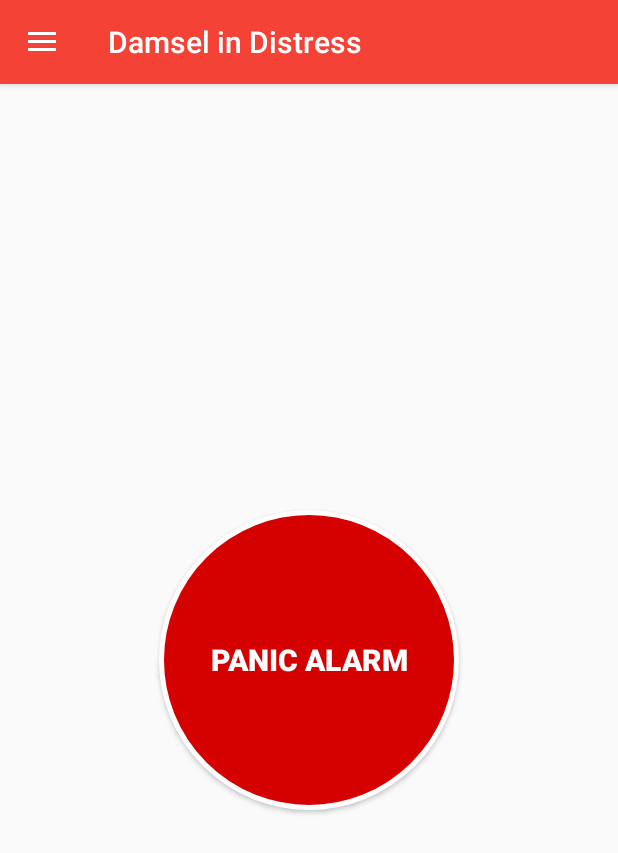
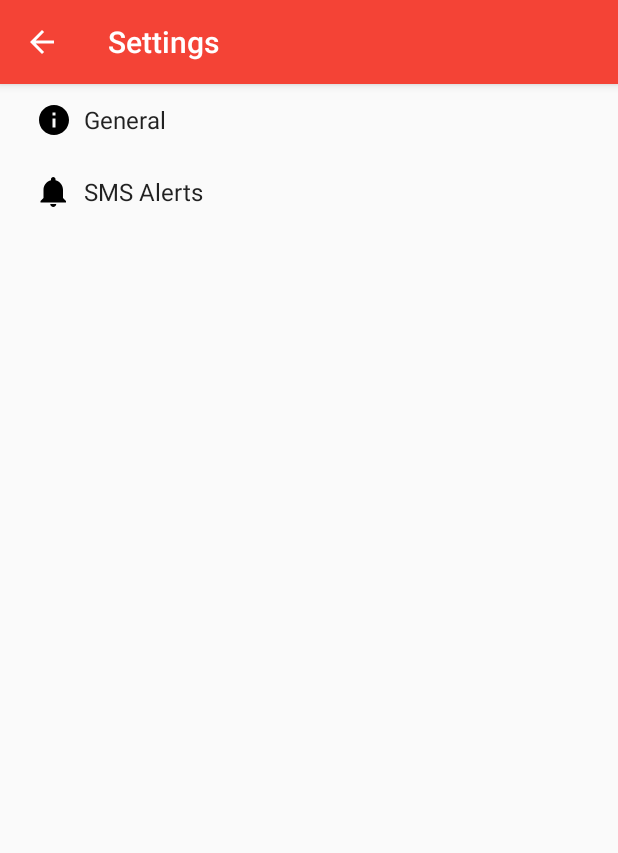
Before and after one commit to DevipriyaSarkar/Damsel-In-Distress, an Android app: the MainActivity screen opened directly, with no data from a screen before it, in the side drawer, after a tap on "Settings", on a phone screen of 412 x 824 dp. Shown: the top 853 px of the screen. Run offline under Robolectric (Android 15) with nearby library versions, the light colour scheme and no system bars; our stand-ins replace Firebase (no records; nobody signed in at launch, a user with empty details on screens opened directly).

Commit message:
feat: implement settings functionality

```diff
--- a/app/build.gradle
+++ b/app/build.gradle
@@ -10,6 +10,7 @@ android {
         targetSdkVersion 25
         versionCode 1
         versionName "1.0"
+        vectorDrawables.useSupportLibrary = true
     }
     buildTypes {
         release {
@@ -31,6 +32,7 @@ dependencies {
     compile 'com.android.volley:volley:1.0.0'
     compile 'com.google.firebase:firebase-database:10.0.1'
     compile 'com.google.code.gson:gson:2.6.2'
+    compile 'com.android.support:support-vector-drawable:25.0.1'
     testCompile 'junit:junit:4.12'
 }
 
--- a/app/src/main/java/com/teapink/damselindistress/activities/MainActivity.java
+++ b/app/src/main/java/com/teapink/damselindistress/activities/MainActivity.java
@@ -93,6 +93,10 @@ public class MainActivity extends AppCompatActivity
             }
         }
 
+        SharedPreferences sp = getSharedPreferences("LOGGED_USER", Context.MODE_PRIVATE);
+        String user = sp.getString("current_user", null);
+        Log.d(TAG, "Current User: " + user);
+
     }
 
     private void sendSMSMessage() {
@@ -149,14 +153,14 @@ public class MainActivity extends AppCompatActivity
     }
 
     public void logOut() {
-        SharedPreferences sp1 = getSharedPreferences("USER_LOGIN", MODE_PRIVATE);
+        SharedPreferences sp1 = getSharedPreferences("LOGGED_USER", MODE_PRIVATE);
         SharedPreferences sp2 = getSharedPreferences("FIRST_LAUNCH", MODE_PRIVATE);
 
         String currentUser = sp1.getString("current_user", null);
         if (currentUser != null) {
             Gson gson = new Gson();
             User user = gson.fromJson(currentUser, User.class);
-            user.getLocation().setAllowNotification(false);
+            user.getLocation().setAlertAllowed(false);
             // un-subscribe from SMS alerts when the user logs out
             DatabaseReference databaseRef;
             databaseRef = FirebaseDatabase.getInstance().getReference();
@@ -186,7 +190,8 @@ public class MainActivity extends AppCompatActivity
             // manage emergency contacts
         } else if (id == R.id.nav_settings) {
             // app settings
-
+            Intent intent = new Intent(getApplicationContext(), SettingsActivity.class);
+            startActivity(intent);
         } else if (id == R.id.nav_log_out) {
             logOut();
         } else if (id == R.id.nav_share) {
--- /dev/null
+++ b/app/src/main/java/com/teapink/damselindistress/utilities/AppCompatPreferenceActivity.java
@@ -0,0 +1,109 @@
+package com.teapink.damselindistress.utilities;
+
+import android.content.res.Configuration;
+import android.os.Bundle;
+import android.preference.PreferenceActivity;
+import android.support.annotation.LayoutRes;
+import android.support.annotation.Nullable;
+import android.support.v7.app.ActionBar;
+import android.support.v7.app.AppCompatDelegate;
+import android.support.v7.widget.Toolbar;
+import android.view.MenuInflater;
+import android.view.View;
+import android.view.ViewGroup;
+
+/**
+ * A {@link android.preference.PreferenceActivity} which implements and proxies the necessary calls
+ * to be used with AppCompat.
+ */
+public abstract class AppCompatPreferenceActivity extends PreferenceActivity {
+
+    private AppCompatDelegate mDelegate;
+
+    @Override
+    protected void onCreate(Bundle savedInstanceState) {
+        getDelegate().installViewFactory();
+        getDelegate().onCreate(savedInstanceState);
+        super.onCreate(savedInstanceState);
+    }
+
+    @Override
+    protected void onPostCreate(Bundle savedInstanceState) {
+        super.onPostCreate(savedInstanceState);
+        getDelegate().onPostCreate(savedInstanceState);
+    }
+
+    public ActionBar getSupportActionBar() {
+        return getDelegate().getSupportActionBar();
+    }
+
+    public void setSupportActionBar(@Nullable Toolbar toolbar) {
+        getDelegate().setSupportActionBar(toolbar);
+    }
+
+    @Override
+    public MenuInflater getMenuInflater() {
+        return getDelegate().getMenuInflater();
+    }
+
+    @Override
+    public void setContentView(@LayoutRes int layoutResID) {
+        getDelegate().setContentView(layoutResID);
+    }
+
+    @Override
+    public void setContentView(View view) {
+        getDelegate().setContentView(view);
+    }
+
+    @Override
+    public void setContentView(View view, ViewGroup.LayoutParams params) {
+        getDelegate().setContentView(view, params);
+    }
+
+    @Override
+    public void addContentView(View view, ViewGroup.LayoutParams params) {
+        getDelegate().addContentView(view, params);
+    }
+
+    @Override
+    protected void onPostResume() {
+        super.onPostResume();
+        getDelegate().onPostResume();
+    }
+
+    @Override
+    protected void onTitleChanged(CharSequence title, int color) {
+        super.onTitleChanged(title, color);
+        getDelegate().setTitle(title);
+    }
+
+    @Override
+    public void onConfigurationChanged(Configuration newConfig) {
+        super.onConfigurationChanged(newConfig);
+        getDelegate().onConfigurationChanged(newConfig);
+    }
+
+    @Override
+    protected void onStop() {
+        super.onStop();
+        getDelegate().onStop();
+    }
+
+    @Override
+    protected void onDestroy() {
+        super.onDestroy();
+        getDelegate().onDestroy();
+    }
+
+    public void invalidateOptionsMenu() {
+        getDelegate().invalidateOptionsMenu();
+    }
+
+    private AppCompatDelegate getDelegate() {
+        if (mDelegate == null) {
+            mDelegate = AppCompatDelegate.create(this, null);
+        }
+        return mDelegate;
+    }
+}
--- /dev/null
+++ b/app/src/main/res/drawable/ic_info_black_24dp.xml
@@ -0,0 +1,9 @@
+<vector xmlns:android="http://schemas.android.com/apk/res/android"
+    android:width="24dp"
+    android:height="24dp"
+    android:viewportHeight="24.0"
+    android:viewportWidth="24.0">
+    <path
+        android:fillColor="#FF000000"
+        android:pathData="M12,2C6.48,2 2,6.48 2,12s4.48,10 10,10 10,-4.48 10,-10S17.52,2 12,2zm1,15h-2v-6h2v6zm0,-8h-2V7h2v2z" />
+</vector>
--- /dev/null
+++ b/app/src/main/res/drawable/ic_notifications_black_24dp.xml
@@ -0,0 +1,9 @@
+<vector xmlns:android="http://schemas.android.com/apk/res/android"
+    android:width="24dp"
+    android:height="24dp"
+    android:viewportHeight="24.0"
+    android:viewportWidth="24.0">
+    <path
+        android:fillColor="#FF000000"
+        android:pathData="M11.5,22c1.1,0 2,-0.9 2,-2h-4c0,1.1 0.9,2 2,2zm6.5,-6v-5.5c0,-3.07 -2.13,-5.64 -5,-6.32V3.5c0,-0.83 -0.67,-1.5 -1.5,-1.5S10,2.67 10,3.5v0.68c-2.87,0.68 -5,3.25 -5,6.32V16l-2,2v1h17v-1l-2,-2z" />
+</vector>
--- a/app/src/main/res/values/strings.xml
+++ b/app/src/main/res/values/strings.xml
@@ -44,4 +44,24 @@
     <string name="verification_code">Verification Code</string>
     <string name="verify_btn_text">Verify</string>
     <string name="error_incorrect_credentials">Could not verify.</string>
+    <string name="title_activity_settings">Settings</string>
+
+    <!-- Strings related to Settings -->
+
+    <!-- General Settings -->
+    <string name="pref_header_general">General</string>
+
+    <string name="pref_title_display_name">Display name</string>
+    <string name="pref_default_display_name">Unknown</string>
+
+    <string name="pref_title_phone_number">Phone Number</string>
+    <string name="pref_default_phone_number">null</string>
+
+    <!-- SMS Alert Settings -->
+    <string name="pref_header_alert">SMS Alerts</string>
+
+    <string name="pref_title_text_alert">Receive SMS Alerts</string>
+    <string name="pref_summary_text_alert_on">Receive SMS alerts from other Damsels around you in danger</string>
+    <string name="pref_summary_text_alert_off">Not receiving SMS alerts from other Damsels around you in danger.
+        \nPlease consider switching this option on and helping those who need you.</string>
 </resources>
--- /dev/null
+++ b/app/src/main/res/xml/pref_alert.xml
@@ -0,0 +1,12 @@
+<PreferenceScreen xmlns:android="http://schemas.android.com/apk/res/android">
+
+    <!-- A 'parent' preference, which enables/disables child preferences (below)
+         when checked/unchecked. -->
+    <SwitchPreference
+        android:defaultValue="true"
+        android:key="prefAlert"
+        android:title="@string/pref_title_text_alert"
+        android:summaryOn="@string/pref_summary_text_alert_on"
+        android:summaryOff="@string/pref_summary_text_alert_off" />
+
+</PreferenceScreen>
--- /dev/null
+++ b/app/src/main/res/xml/pref_general.xml
@@ -0,0 +1,24 @@
+<PreferenceScreen xmlns:android="http://schemas.android.com/apk/res/android">
+
+    <!-- NOTE: EditTextPreference accepts EditText attributes. -->
+    <!-- NOTE: EditTextPreference's summary should be set to its value by the activity code. -->
+    <EditTextPreference
+        android:capitalize="words"
+        android:defaultValue="@string/pref_default_display_name"
+        android:inputType="textCapWords"
+        android:key="prefName"
+        android:maxLines="1"
+        android:selectAllOnFocus="true"
+        android:singleLine="true"
+        android:title="@string/pref_title_display_name" />
+
+    <EditTextPreference
+        android:defaultValue="@string/pref_default_phone_number"
+        android:inputType="phone"
+        android:key="prefPhone"
+        android:maxLines="1"
+        android:selectAllOnFocus="true"
+        android:singleLine="true"
+        android:title="@string/pref_title_phone_number" />
+
+</PreferenceScreen>
--- /dev/null
+++ b/app/src/main/res/xml/pref_headers.xml
@@ -0,0 +1,15 @@
+<preference-headers xmlns:android="http://schemas.android.com/apk/res/android">
+
+    <!-- These settings headers are only used on tablets. -->
+
+    <header
+        android:fragment="com.teapink.damselindistress.activities.SettingsActivity$GeneralPreferenceFragment"
+        android:icon="@drawable/ic_info_black_24dp"
+        android:title="@string/pref_header_general" />
+
+    <header
+        android:fragment="com.teapink.damselindistress.activities.SettingsActivity$AlertPreferenceFragment"
+        android:icon="@drawable/ic_notifications_black_24dp"
+        android:title="@string/pref_header_alert" />
+
+</preference-headers>
```
Also changed, not shown: app/src/main/AndroidManifest.xml (+8 -0 lines), app/src/main/java/com/teapink/damselindistress/activities/LoginActivity.java (+11 -1 lines), app/src/main/java/com/teapink/damselindistress/activities/RegisterActivity.java (+11 -2 lines), app/src/main/java/com/teapink/damselindistress/activities/SettingsActivity.java (added, +261 -0 lines), app/src/main/java/com/teapink/damselindistress/models/User.java (+6 -6 lines), app/src/main/res/drawable/ic_sync_black_24dp.xml (added, +9 -0 lines).
